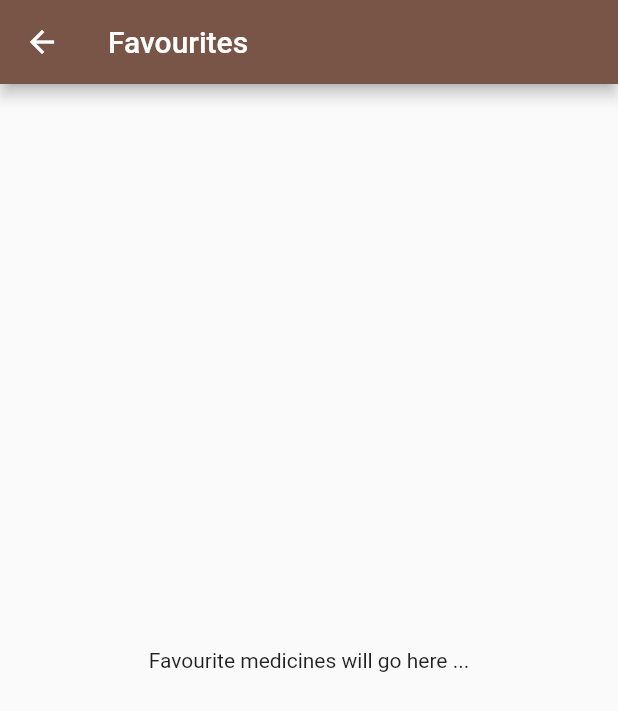
After one commit to notrayo/waru-bora-test-app, a Flutter app: the screen it shows after launch, in the side drawer, after a tap on "Favourites", on a phone screen of 412 x 824 dp. The commit adds this screen. Shown: the top 711 px of the screen. Run offline on Flutter 3.47's test engine with Material 2 defaults, Android fonts, the light colour scheme and no system bars; our stand-ins replace image_picker.

Commit message:
added favourites page and some data

```diff
--- a/lib/screens/drawer_screen.dart
+++ b/lib/screens/drawer_screen.dart
@@ -61,6 +61,30 @@ class DrawerScreen extends StatelessWidget {
             },
           ),
 
+          //Adding Favourites
+
+          ListTile(
+            leading: const Icon(
+              Icons.star,
+              size: 30,
+              color: Colors.black,
+            ),
+            title: Text(
+              'Favourites',
+              style: Theme.of(context)
+                  .textTheme
+                  .titleMedium!
+                  .copyWith(color: Colors.black),
+            ),
+            onTap: () {
+              //control state
+              onSelectScreenFromDrawer('Favourites');
+
+              //close drawer
+              //Navigator.pop(context);
+            },
+          ),
+
           ListTile(
             leading: const Icon(
               Icons.person_outline,
--- /dev/null
+++ b/lib/screens/favs_screen.dart
@@ -0,0 +1,17 @@
+import 'package:flutter/material.dart';
+
+class FavsScreen extends StatelessWidget {
+  const FavsScreen({Key? key}) : super(key: key);
+
+  @override
+  Widget build(BuildContext context) {
+    return Scaffold(
+      appBar: AppBar(
+        title: const Text('Favourites'),
+      ),
+      body: const Center(
+        child: Text('Favourite medicines will go here ...'),
+      ),
+    );
+  }
+}
--- a/lib/screens/tabs_screen.dart
+++ b/lib/screens/tabs_screen.dart
@@ -5,6 +5,7 @@ import './home_screen.dart';
 import './drawer_screen.dart';
 import './profile_screen.dart';
 import './settings_screen.dart';
+import './favs_screen.dart';
 //import 'package:flutter/src/widgets/container.dart';
 //import 'package:flutter/src/widgets/framework.dart';
 
@@ -40,6 +41,11 @@ class _TabScreenState extends State<TabScreen> {
       setState(() {
         _selectedPageIndex = 0;
       });
+      //favourites...
+    } else if (identifier == 'Favourites') {
+      Navigator.of(context).push(MaterialPageRoute(
+        builder: (context) => const FavsScreen(),
+      ));
     } else if (identifier == 'Profile') {
       Navigator.of(context).push(MaterialPageRoute(
         builder: (context) => const ProfileScreen(),
--- a/pubspec.yaml
+++ b/pubspec.yaml
@@ -72,6 +72,7 @@ flutter:
     - assets/earthlee manure.jpeg
     - assets/liquid copper fungicide.jpg
     - assets/nutrivant (Copia Baraka) Fertelizer.jpg
+    - assets/earthlee new.jpeg
 
   # An image asset can refer to one or more resolution-specific "variants", see
   # https://flutter.dev/assets-and-images/#resolution-aware
```
Also changed, not shown: lib/data/medicine_data.dart (+49 -1 lines), lib/widgets/dawa_items.dart (+68 -1 lines), assets/earthlee new.jpeg (added).
